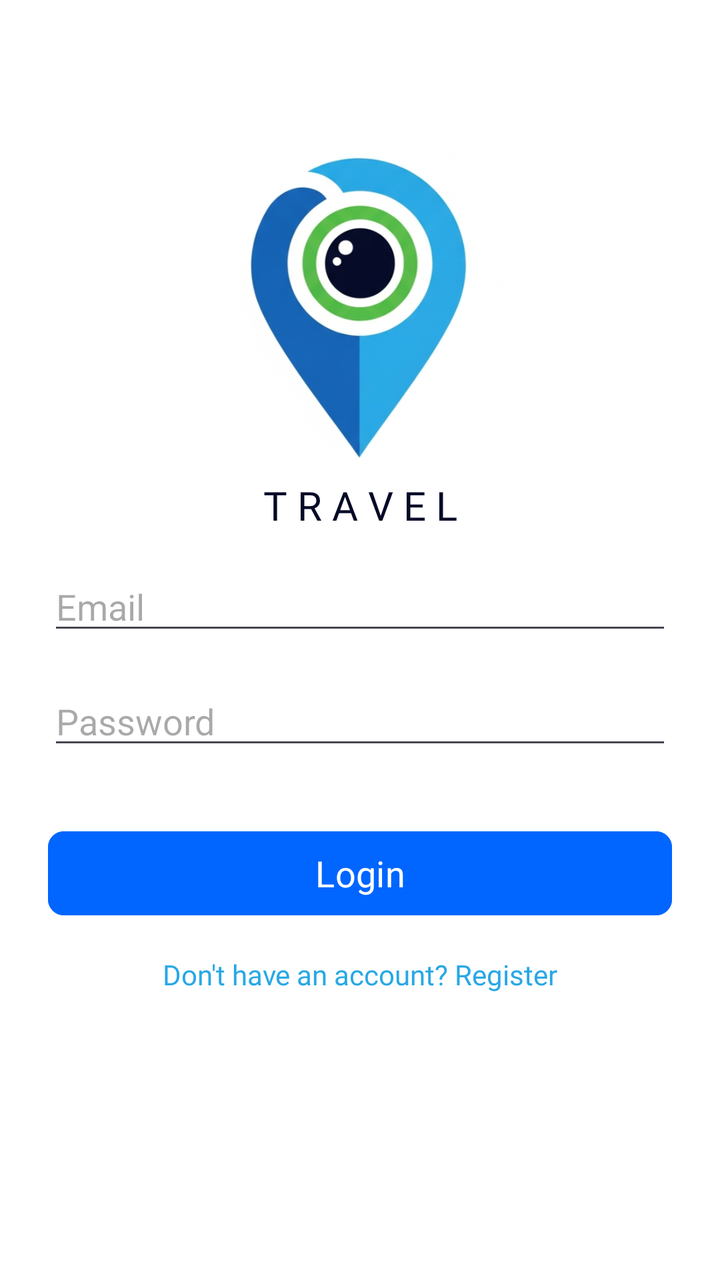
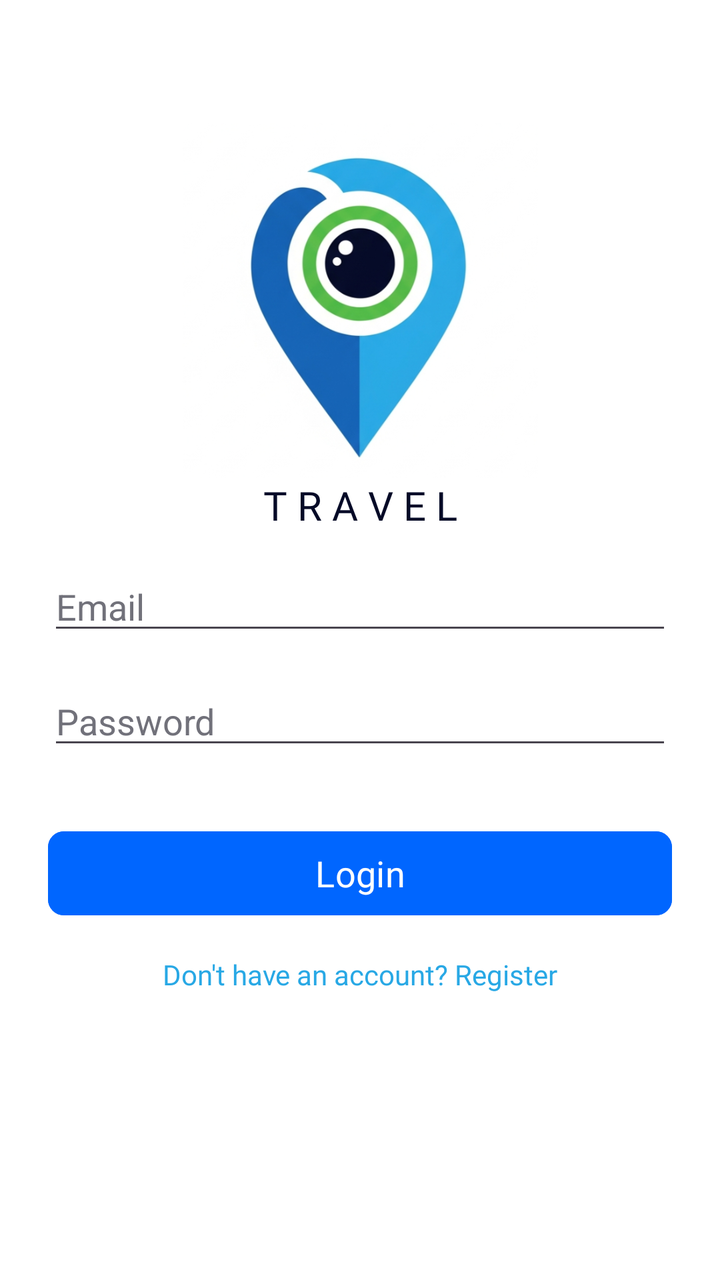

An Android layout rendered at two revisions. The XML below is the earlier revision; the diff shows what the commit changed to produce the second picture.
<!-- AndroidManifest.xml: activity theme Theme.Travel -->
<!-- res/layout/activity_login.xml -->
<?xml version="1.0" encoding="utf-8"?>
<androidx.constraintlayout.widget.ConstraintLayout xmlns:android="http://schemas.android.com/apk/res/android"
    xmlns:app="http://schemas.android.com/apk/res-auto"
    android:layout_width="match_parent"
    android:layout_height="match_parent"
    android:padding="24dp"
    android:background="@color/white">

    <ImageView
        android:id="@+id/imageView"
        android:layout_width="0dp"
        android:layout_height="0dp"
        android:src="@drawable/img_travel_logo"
        app:layout_constraintBottom_toBottomOf="parent"
        app:layout_constraintEnd_toEndOf="parent"
        app:layout_constraintHeight_percent="0.3"
        app:layout_constraintHorizontal_bias="0.5"
        app:layout_constraintStart_toStartOf="parent"
        app:layout_constraintTop_toTopOf="parent"
        app:layout_constraintVertical_bias="0.09" />

    <TextView
        android:id="@+id/textView"
        android:layout_width="wrap_content"
        android:layout_height="wrap_content"
        android:text="T R A V E L"
        android:fontFamily="@font/mont_bold"
        android:textColor="@color/black_logo"
        android:textSize="20sp"
        app:layout_constraintEnd_toEndOf="parent"
        app:layout_constraintStart_toStartOf="parent"
        app:layout_constraintTop_toBottomOf="@+id/imageView" />

    <EditText
        android:id="@+id/emailInput"
        android:layout_width="0dp"
        android:layout_height="wrap_content"
        android:hint="Email"
        android:inputType="textEmailAddress"
        android:layout_marginTop="15dp"
        app:layout_constraintEnd_toEndOf="parent"
        app:layout_constraintStart_toStartOf="parent"
        app:layout_constraintTop_toBottomOf="@+id/textView" />

    <EditText
        android:id="@+id/usernameInput"
        android:layout_width="0dp"
        android:layout_height="wrap_content"
        android:hint="Username (what others will use to find you)"
        android:inputType="text"
        android:visibility="gone"
        app:layout_constraintTop_toBottomOf="@id/emailInput"
        app:layout_constraintStart_toStartOf="parent"
        app:layout_constraintEnd_toEndOf="parent"
        android:layout_marginTop="16dp" />

    <EditText
        android:id="@+id/displayNameInput"
        android:layout_width="0dp"
        android:layout_height="wrap_content"
        android:hint="Display Name (what others will see)"
        android:inputType="textPersonName"
        android:visibility="gone"
        android:maxLength="25"
        app:layout_constraintTop_toBottomOf="@id/usernameInput"
        app:layout_constraintStart_toStartOf="parent"
        app:layout_constraintEnd_toEndOf="parent"
        android:layout_marginTop="16dp" />

    <EditText
        android:id="@+id/passwordInput"
        android:layout_width="0dp"
        android:layout_height="wrap_content"
        android:hint="Password"
        android:inputType="textPassword"
        app:layout_constraintTop_toBottomOf="@id/displayNameInput"
        app:layout_constraintStart_toStartOf="parent"
        app:layout_constraintEnd_toEndOf="parent"
        android:layout_marginTop="16dp" />

    <com.google.android.material.button.MaterialButton
        android:id="@+id/primaryButton"
        android:layout_width="0dp"
        android:layout_height="50dp"
        android:text="Login"
        android:textSize="18sp"
        android:fontFamily="@font/mont_bold"
        android:backgroundTint="@color/Azur"
        app:layout_constraintTop_toBottomOf="@id/passwordInput"
        app:layout_constraintStart_toStartOf="parent"
        app:layout_constraintEnd_toEndOf="parent"
        app:cornerRadius="8dp"
        android:layout_marginTop="32dp" />

    <TextView
        android:id="@+id/switchModeText"
        android:layout_width="wrap_content"
        android:layout_height="wrap_content"
        android:fontFamily="@font/mont_semibold"
        android:text="Don't have an account? Register"
        android:textColor="@color/light_blue"
        app:layout_constraintTop_toBottomOf="@id/primaryButton"
        app:layout_constraintStart_toStartOf="parent"
        app:layout_constraintEnd_toEndOf="parent"
        android:layout_marginTop="16dp" />

    <ProgressBar
        android:id="@+id/progressBar"
        android:layout_width="wrap_content"
        android:layout_height="wrap_content"
        android:visibility="gone"
        app:layout_constraintTop_toTopOf="parent"
        app:layout_constraintBottom_toBottomOf="parent"
        app:layout_constraintStart_toStartOf="parent"
        app:layout_constraintEnd_toEndOf="parent" />

</androidx.constraintlayout.widget.ConstraintLayout>
<!-- resources referenced by this layout -->
<resources>
  <color name="Azur">#0066FF</color>
  <color name="black_logo">#050A27</color>
  <color name="light_blue">#28A8E5</color>
  <color name="white">#FFFFFFFF</color>
  <!-- drawable img_travel_logo: png bitmap (drawable, 215197 bytes) -->
  <style name="Theme.Travel" parent="Theme.Material3.DayNight.NoActionBar">
          <item name="colorPrimary">#2196F3</item>
          <item name="colorOnPrimary">@android:color/white</item>
      </style>
</resources>

<!-- the commit's change to res/layout/activity_login.xml (unified diff, before → after) -->
@@ -36,6 +36,7 @@
         android:layout_width="0dp"
         android:layout_height="wrap_content"
         android:hint="Email"
+        android:textColorHint="@color/text_muted"
         android:inputType="textEmailAddress"
         android:layout_marginTop="15dp"
         app:layout_constraintEnd_toEndOf="parent"
@@ -73,6 +74,7 @@
         android:layout_height="wrap_content"
         android:hint="Password"
         android:inputType="textPassword"
+        android:textColorHint="@color/text_muted"
         app:layout_constraintTop_toBottomOf="@id/displayNameInput"
         app:layout_constraintStart_toStartOf="parent"
         app:layout_constraintEnd_toEndOf="parent"
<!-- resource entries referenced after the edit -->
@@ -3,6 +3,7 @@
   <color name="Azur">#0066FF</color>
   <color name="black_logo">#050A27</color>
   <color name="light_blue">#28A8E5</color>
+  <color name="text_muted">#FF71717A</color>
   <color name="white">#FFFFFFFF</color>
   <!-- drawable img_travel_logo: png bitmap (drawable, 215197 bytes) -->
   <style name="Theme.Travel" parent="Theme.Material3.DayNight.NoActionBar">
